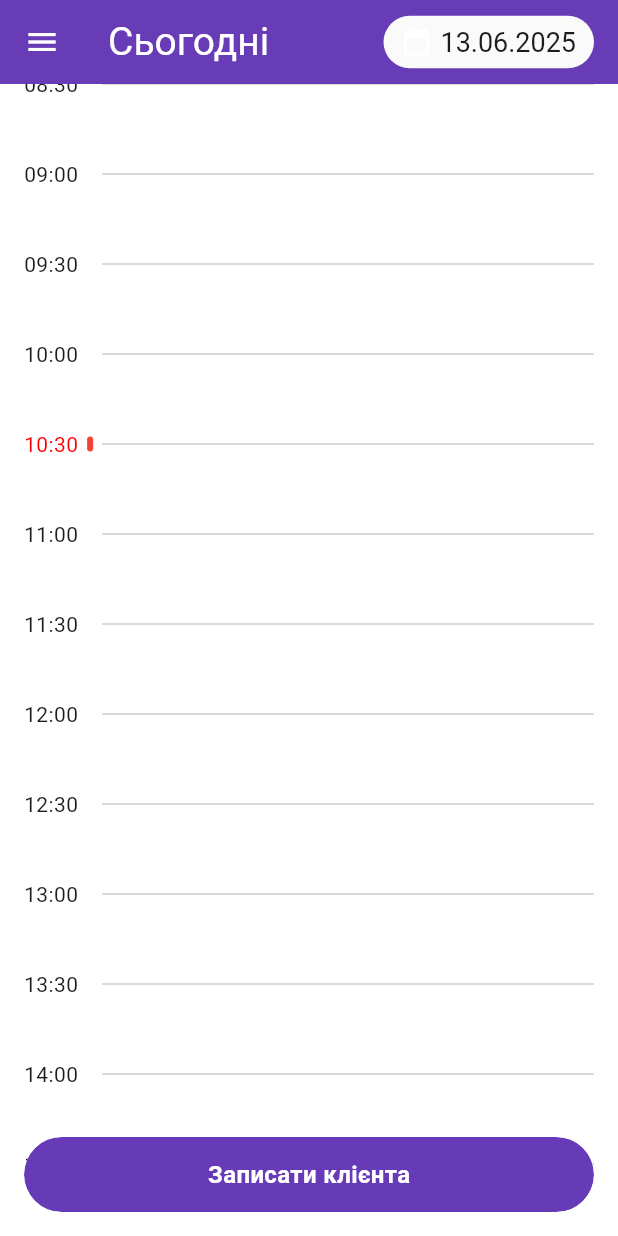
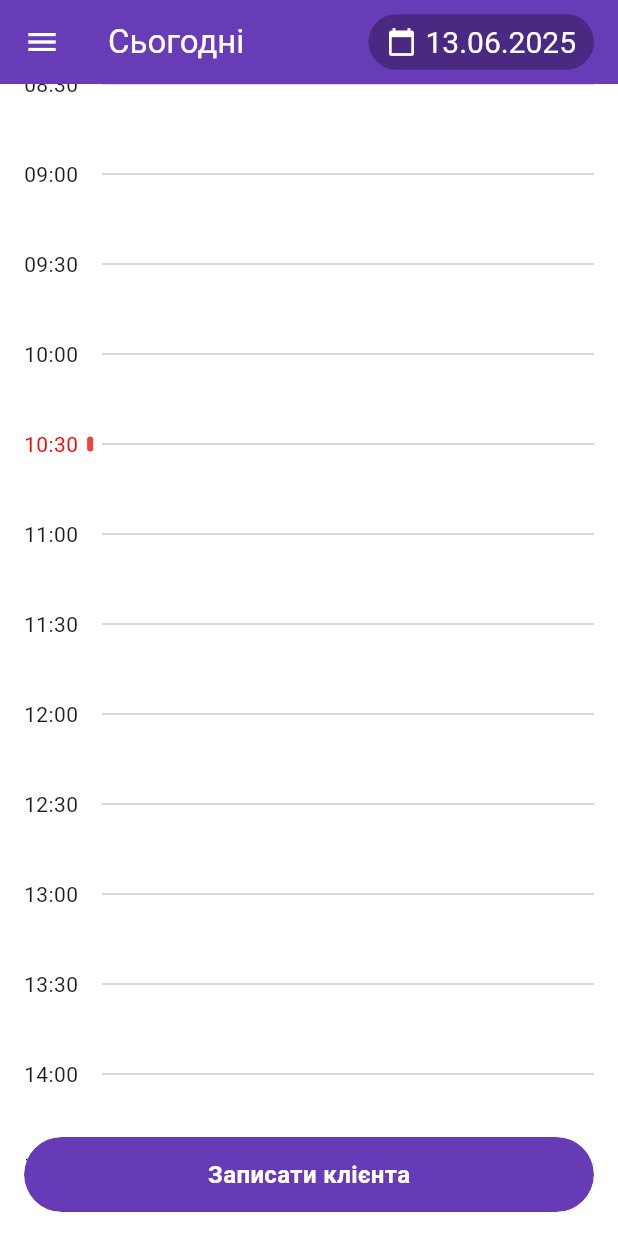
Before and after one commit to Sergey-Kudashev/crm_app, a Flutter app: the TodayScreen screen opened by its route, on a phone screen of 412 x 824 dp. Run offline on Flutter 3.47's test engine with Material 3 defaults, Android fonts, the phone set to English and light mode, and no system bars; our stand-ins replace cloud_firestore, firebase_auth, firebase_core, image_picker, lucide_icons, photo_view and 2 more; missing offline and left inert: firebase_app_check; accounts and stored records are empty; statements that could not run were skipped.

Commit message:
redesigned most of screens

```diff
--- a/lib/screens/calendar_screen.dart
+++ b/lib/screens/calendar_screen.dart
@@ -180,8 +180,7 @@ class _CalendarScreenState extends State<CalendarScreen>
           'Календар',
           style: TextStyle(
             color: Color.fromARGB(255, 255, 255, 255),
-            fontSize: 26,
-            fontWeight: FontWeight.w200,
+            fontSize: 22,
           ),
         ),
         actions: [
--- a/lib/screens/client_details_screen.dart
+++ b/lib/screens/client_details_screen.dart
@@ -741,8 +741,7 @@ if (result != null && result.isNotEmpty && result != comment) {
           'Дописи клієнта',
           style: TextStyle(
             color: Color.fromARGB(255, 255, 255, 255),
-            fontSize: 26,
-            fontWeight: FontWeight.normal,
+            fontSize: 22,
           ),
         ),
         backgroundColor: Colors.deepPurple,
--- a/lib/screens/client_info_screen.dart
+++ b/lib/screens/client_info_screen.dart
@@ -273,7 +273,8 @@ class _ClientInfoScreenState extends State<ClientInfoScreen> {
       appBar: AppBar(
         title: const Text(
           'Інформація клієнта',
-          style: TextStyle(color: Colors.white),
+          style: TextStyle(color: Colors.white,
+          fontSize: 22),
         ),
         backgroundColor: Colors.deepPurple,
         foregroundColor: Colors.black87,
--- a/lib/screens/clients_list_screen.dart
+++ b/lib/screens/clients_list_screen.dart
@@ -43,8 +43,7 @@ class _ClientsListScreenState extends State<ClientsListScreen> {
           'Клієнти',
           style: TextStyle(
             color: Color.fromARGB(255, 255, 255, 255),
-            fontSize: 26,
-            fontWeight: FontWeight.normal,
+            fontSize: 22,
           ),
         ),
       ),
--- a/lib/screens/home_screen.dart
+++ b/lib/screens/home_screen.dart
@@ -175,8 +175,7 @@ return SafeArea(
           'Головна',
           style: TextStyle(
             color: Color.fromARGB(255, 255, 255, 255),
-            fontSize: 26,
-            fontWeight: FontWeight.normal,
+            fontSize: 22,
           ),
         ),
         actions: [
--- a/lib/screens/today_screen.dart
+++ b/lib/screens/today_screen.dart
@@ -152,8 +152,7 @@ class _TodayScreenState extends State<TodayScreen> {
           'Сьогодні',
           style: TextStyle(
             color: Color.fromARGB(255, 255, 255, 255),
-            fontSize: 26,
-            fontWeight: FontWeight.normal,
+            fontSize: 22,
           ),
         ),
             InkWell(
@@ -175,7 +174,7 @@ class _TodayScreenState extends State<TodayScreen> {
                   vertical: 6,
                 ),
                 decoration: BoxDecoration(
-                  color: Colors.grey.shade50,
+                  color: const Color.fromARGB(255, 74, 41, 131),
                   borderRadius: BorderRadius.circular(20),
                 ),
                 child: Row(
@@ -184,7 +183,10 @@ class _TodayScreenState extends State<TodayScreen> {
                     const SizedBox(width: 6),
                     Text(
                       '${_selectedDate.day.toString().padLeft(2, '0')}.${_selectedDate.month.toString().padLeft(2, '0')}.${_selectedDate.year}',
-                      style: const TextStyle(fontSize: 18),
+                      style: const TextStyle(
+                        fontSize: 20,
+                        color: Colors.white
+                      ),
                     ),
                   ],
                 ),
```
